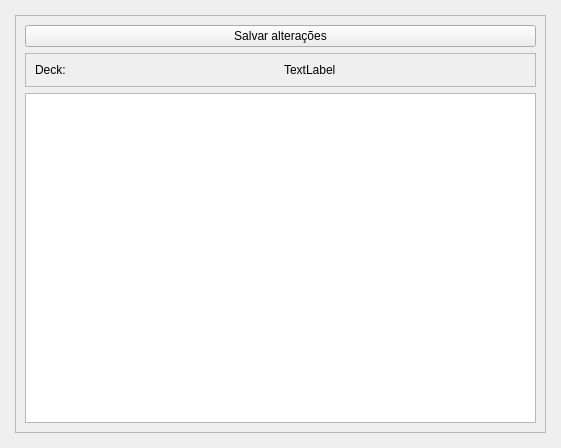
Old version of the form functions/new_flashcards/flashcards_page.ui in the repository Nbdyleto/PySide6_Self_TCC.
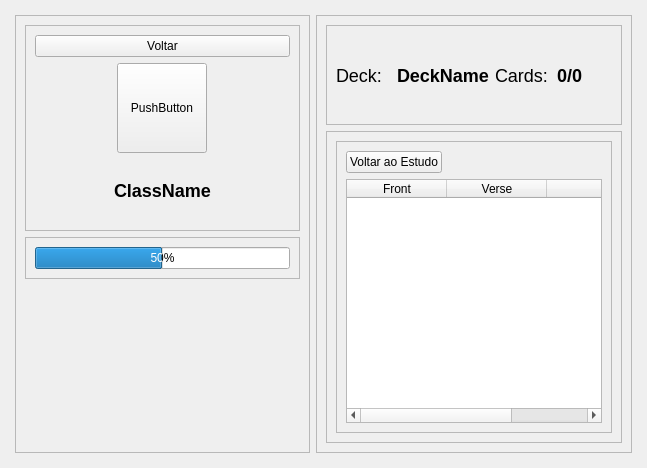
New version of the form. The open tabs and pages were chosen to show the change. Icons and pictures are not drawn.

Commit message: [flashcards] allow remove flashcards

```diff
--- a/functions/new_flashcards/flashcards_page.ui
+++ b/functions/new_flashcards/flashcards_page.ui
@@ -6,7 +6,7 @@
    <rect>
     <x>0</x>
     <y>0</y>
-    <width>561</width>
+    <width>647</width>
     <height>448</height>
    </rect>
   </property>
@@ -32,7 +32,7 @@
    <item>
     <widget class="QStackedWidget" name="stackedWidget">
      <property name="currentIndex">
-      <number>1</number>
+      <number>0</number>
      </property>
      <widget class="QWidget" name="StudyPage">
       <layout class="QHBoxLayout" name="horizontalLayout_6">
@@ -203,13 +203,17 @@
            </widget>
           </item>
           <item>
-           <widget class="QFrame" name="frame_9">
+           <widget class="QStackedWidget" name="stackedWidgetStudy">
             <property name="frameShape">
              <enum>QFrame::StyledPanel</enum>
             </property>
             <property name="frameShadow">
              <enum>QFrame::Raised</enum>
             </property>
+            <property name="currentIndex">
+             <number>1</number>
+            </property>
+            <widget class="QWidget" name="studyListsPage" native="true">
             <layout class="QVBoxLayout" name="verticalLayout_7">
              <item>
               <widget class="QFrame" name="frame_10">
@@ -226,6 +230,13 @@
                 <enum>QFrame::Raised</enum>
                </property>
                <layout class="QVBoxLayout" name="verticalLayout_8">
+                 <item alignment="Qt::AlignLeft">
+                  <widget class="QPushButton" name="btnViewCards">
+                   <property name="text">
+                    <string>Visualizar flashcards</string>
+                   </property>
+                  </widget>
+                 </item>
                 <item>
                  <widget class="QTextEdit" name="textEditQuestion">
                   <property name="enabled">
@@ -317,6 +328,67 @@
              </item>
             </layout>
            </widget>
+            <widget class="QWidget" name="editCardsPage">
+             <layout class="QHBoxLayout" name="horizontalLayout_10">
+              <item>
+               <widget class="QFrame" name="frame_19">
+                <property name="frameShape">
+                 <enum>QFrame::StyledPanel</enum>
+                </property>
+                <property name="frameShadow">
+                 <enum>QFrame::Raised</enum>
+                </property>
+                <layout class="QVBoxLayout" name="verticalLayout_16">
+                 <item alignment="Qt::AlignLeft">
+                  <widget class="QPushButton" name="btnBackStudy">
+                   <property name="text">
+                    <string>Voltar ao Estudo</string>
+                   </property>
+                  </widget>
+                 </item>
+                 <item>
+                  <widget class="QTableWidget" name="tblEditFlashcards">
+                   <property name="editTriggers">
+                    <set>QAbstractItemView::NoEditTriggers</set>
+                   </property>
+                   <property name="tabKeyNavigation">
+                    <bool>false</bool>
+                   </property>
+                   <property name="selectionMode">
+                    <enum>QAbstractItemView::NoSelection</enum>
+                   </property>
+                   <property name="selectionBehavior">
+                    <enum>QAbstractItemView::SelectRows</enum>
+                   </property>
+                   <attribute name="horizontalHeaderVisible">
+                    <bool>true</bool>
+                   </attribute>
+                   <attribute name="verticalHeaderVisible">
+                    <bool>false</bool>
+                   </attribute>
+                   <column>
+                    <property name="text">
+                     <string>Front</string>
+                    </property>
+                   </column>
+                   <column>
+                    <property name="text">
+                     <string>Verse</string>
+                    </property>
+                   </column>
+                   <column>
+                    <property name="text">
+                     <string> </string>
+                    </property>
+                   </column>
+                  </widget>
+                 </item>
+                </layout>
+               </widget>
+              </item>
+             </layout>
+            </widget>
+           </widget>
           </item>
          </layout>
         </widget>
@@ -747,85 +819,6 @@
        </item>
       </layout>
      </widget>
-     <widget class="QWidget" name="editPage">
-      <layout class="QHBoxLayout" name="horizontalLayout_7">
-       <item>
-        <widget class="QFrame" name="frame_18">
-         <property name="frameShape">
-          <enum>QFrame::StyledPanel</enum>
-         </property>
-         <property name="frameShadow">
-          <enum>QFrame::Raised</enum>
-         </property>
-         <layout class="QVBoxLayout" name="verticalLayout_15">
-          <item>
-           <widget class="QPushButton" name="btnBackStudy">
-            <property name="text">
-             <string>Salvar alterações</string>
-            </property>
-           </widget>
-          </item>
-          <item>
-           <widget class="QFrame" name="frame_15">
-            <property name="frameShape">
-             <enum>QFrame::StyledPanel</enum>
-            </property>
-            <property name="frameShadow">
-             <enum>QFrame::Raised</enum>
-            </property>
-            <layout class="QHBoxLayout" name="horizontalLayout_8">
-             <item>
-              <widget class="QLabel" name="label_5">
-               <property name="text">
-                <string>Deck:</string>
-               </property>
-              </widget>
-             </item>
-             <item>
-              <widget class="QLabel" name="lblDeckName_2">
-               <property name="text">
-                <string>TextLabel</string>
-               </property>
-              </widget>
-             </item>
-            </layout>
-           </widget>
-          </item>
-          <item>
-           <widget class="QTableWidget" name="tableWidget">
-            <property name="editTriggers">
-             <set>QAbstractItemView::NoEditTriggers</set>
-            </property>
-            <attribute name="horizontalHeaderVisible">
-             <bool>false</bool>
-            </attribute>
-            <column>
-             <property name="text">
-              <string>Front</string>
-             </property>
-            </column>
-            <column>
-             <property name="text">
-              <string>btnEditFront</string>
-             </property>
-            </column>
-            <column>
-             <property name="text">
-              <string>Verse</string>
-             </property>
-            </column>
-            <column>
-             <property name="text">
-              <string>btnEditVerse</string>
-             </property>
-            </column>
-           </widget>
-          </item>
-         </layout>
-        </widget>
-       </item>
-      </layout>
-     </widget>
     </widget>
    </item>
   </layout>
```
Lines whose indentation alone changed are shown as unchanged. The commit also changes 6 other files.
